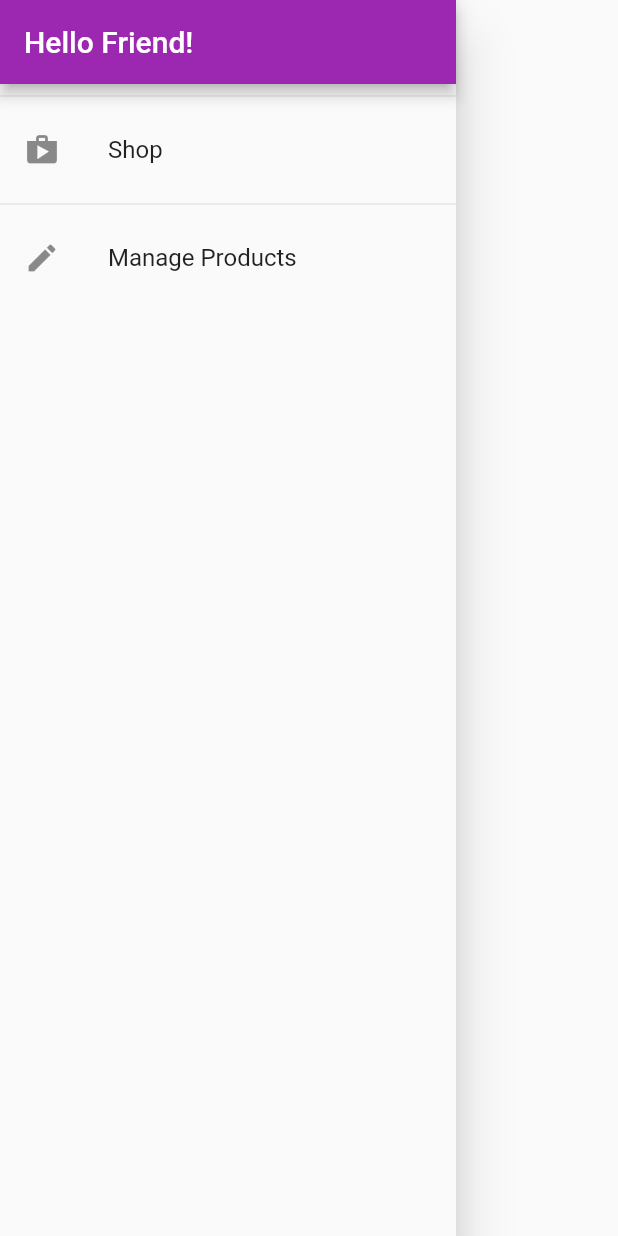
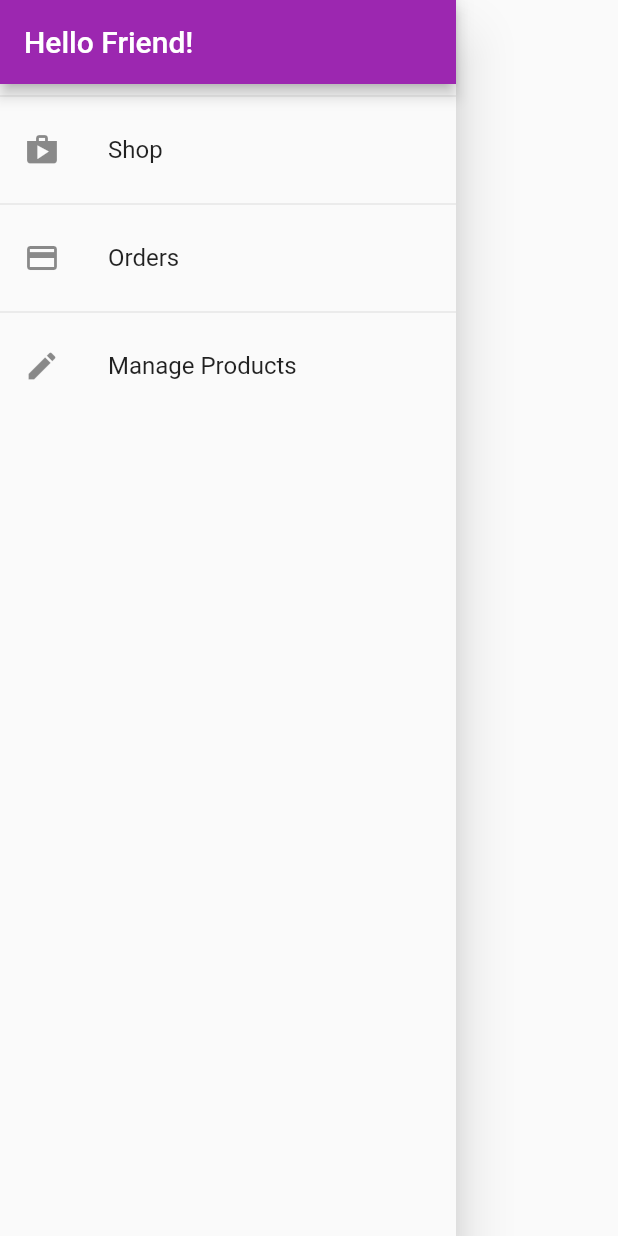
Before and after one commit to datb1910502/b1910502_CT484_02, a Flutter app: the AppDrawer widget shown alone on an empty page, opened directly, on a phone screen of 412 x 824 dp. Run offline on Flutter 3.47's test engine with Material 2 defaults, Android fonts, the phone set to English and light mode, and no system bars; network calls fail; statements that could not run were skipped.

```diff
--- a/lib/main.dart
+++ b/lib/main.dart
@@ -1,6 +1,7 @@
 import 'package:flutter/material.dart';
 import 'package:myshop/ui/cart/cart_manager.dart';
 import 'package:myshop/ui/order/order_manager.dart';
+import 'package:myshop/ui/order/order_item_card.dart';
 import 'package:myshop/ui/products/edit_product_screen.dart';
 import 'ui/products/product_detail_screen.dart';
 import 'ui/products/product_manager.dart';
@@ -46,7 +47,7 @@ class MyApp extends StatelessWidget {
      home: const ProductsOverviewScreen(),
       routes: {
         CartScreen.routeName: (ctx) => const CartScreen(),
-        OrderScreen.routeName: (ctx) => const OrderScreen(),
+        OrdersScreen.routeName: (ctx) => const OrdersScreen(),
         UserProductsScreen.routeName: (ctx) => const UserProductsScreen(),
       },
       onGenerateRoute: (settings) {
--- a/lib/ui/cart/cart_manager.dart
+++ b/lib/ui/cart/cart_manager.dart
@@ -1,5 +1,5 @@
 import 'package:flutter/foundation.dart';
-
+import 'package:myshop/models/product.dart';
 import '../../models/cart_item.dart';
 import '../../models/product.dart';
 import '../../models/cart_item.dart';
--- a/lib/ui/order/order_item_card.dart
+++ b/lib/ui/order/order_item_card.dart
@@ -17,6 +17,7 @@ class OrderItemCard extends StatefulWidget {
 
 class _OrderItemCardState extends State<OrderItemCard> {
   var _expanded = false;
+
   @override
   Widget build(BuildContext context) {
     return Card(
@@ -66,11 +67,11 @@ class _OrderItemCardState extends State<OrderItemCard> {
     return ListTile(
       title: Text('\$${widget.order.amount}'),
       subtitle: Text(
-        DateFormat('dd/MM/yyyy:mm').format(widget.order.dateTime),
+        DateFormat('dd/MM/yyyy hh:mm').format(widget.order.dateTime),
       ),
       trailing: IconButton(
         icon: Icon(_expanded ? Icons.expand_less : Icons.expand_more),
-        onPressed: () {
+        onPressed: (){
           setState(() {
             _expanded = !_expanded;
           });
--- a/lib/ui/shared/app_drawer.dart
+++ b/lib/ui/shared/app_drawer.dart
@@ -1,6 +1,6 @@
 import 'package:flutter/material.dart';
+import '../order/order_screen.dart';
 
-import '';
 import '../products/user_products_screen.dart';
 
 class AppDrawer extends StatelessWidget {
@@ -25,6 +25,15 @@ class AppDrawer extends StatelessWidget {
           ),
           const Divider(),
           ListTile(
+            leading: const Icon(Icons.payment),
+            title: const Text('Orders'),
+            onTap: () {
+              Navigator.of(context)
+                  .pushReplacementNamed(OrdersScreen.routeName);
+            },
+          ),
+          const Divider(),
+          ListTile(
             leading: const Icon(Icons.edit),
             title: const Text('Manage Products'),
             onTap: () {
```
Also changed, not shown: lib/ui/order/order_screen.dart (+4 -4 lines), pubspec.yaml (line endings or trailing spaces).
